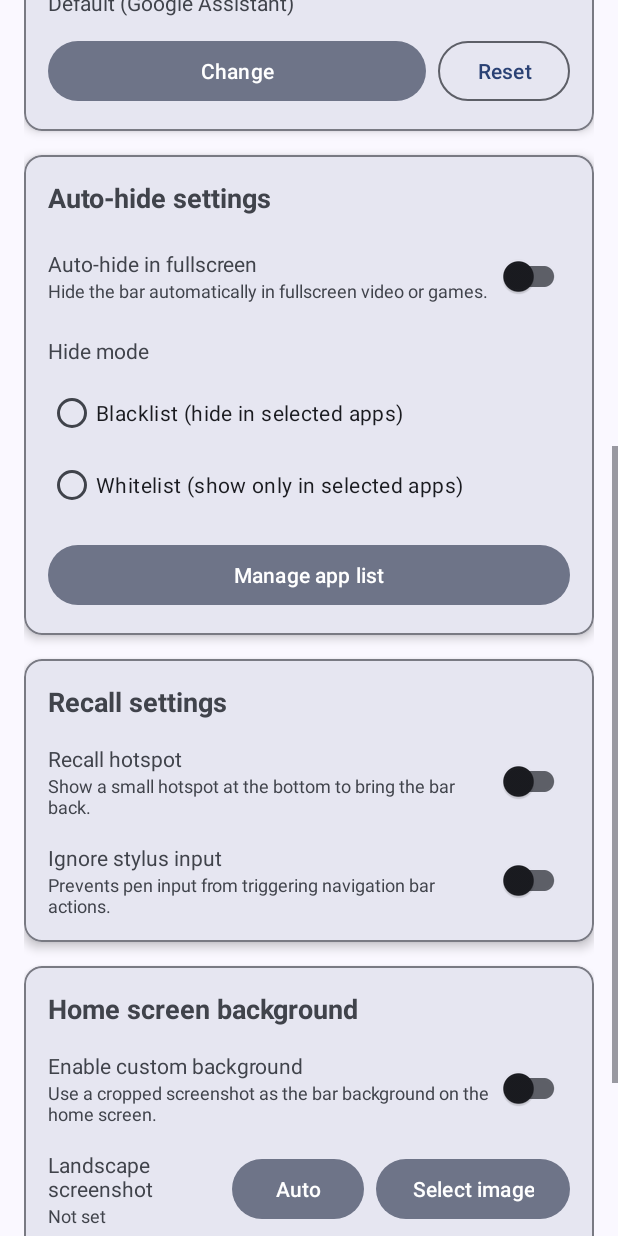
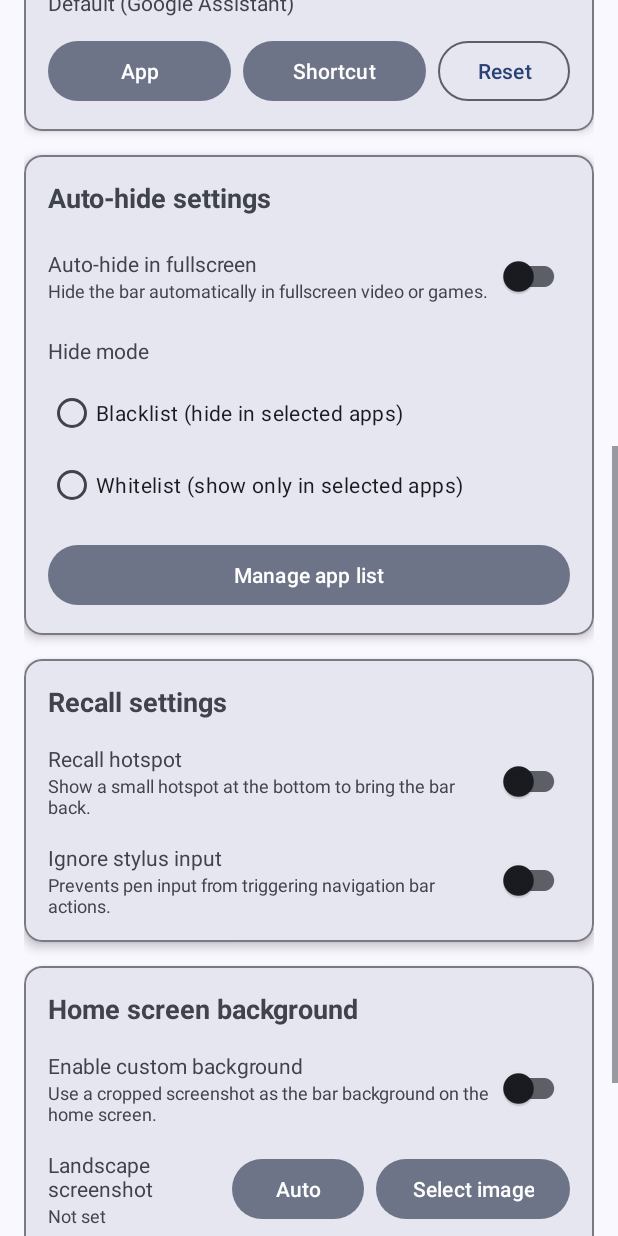
Before and after one commit to iMasterProX/UltraNavbar, an Android app: the layout activity_main.xml on its own in the app's theme, with its tools: preview values and no code run, scrolled down 576 dp, on a phone screen of 412 x 824 dp. Run offline under Robolectric (Android 15) with nearby library versions, the phone set to English and light mode, and no system bars.

Commit message:
Add voice assistant mode and shortcut support for home long-press
- Fix Google Assistant to use VOICE_ASSIST action for voice-ready mode
  instead of just opening the Google app
- Add fallback chain: VOICE_ASSIST -> VOICE_COMMAND -> ACTION_ASSIST
- Add shortcut selection support alongside app selection
- Store shortcuts as intent URIs with "shortcut:" prefix
- Update UI with separate App and Shortcut buttons
- Add shortcutName property to SettingsManager for display

```diff
--- a/app/src/main/java/com/minsoo/ultranavbar/settings/SettingsManager.kt
+++ b/app/src/main/java/com/minsoo/ultranavbar/settings/SettingsManager.kt
@@ -18,6 +18,7 @@ class SettingsManager private constructor(context: Context) {
         private const val KEY_HOME_BG_ENABLED = "home_bg_enabled"
         private const val KEY_IGNORE_STYLUS = "ignore_stylus"
         private const val KEY_LONG_PRESS_ACTION = "long_press_action"
+        private const val KEY_SHORTCUT_NAME = "shortcut_name"
         private const val KEY_BATTERY_OPT_REQUESTED = "battery_opt_requested"
         private const val KEY_PREVIEW_FILTER_OPACITY = "preview_filter_opacity"
         private const val KEY_APP_LIST = "app_list" // 저장된 앱 목록 (패키지명 set)
@@ -73,6 +74,10 @@ class SettingsManager private constructor(context: Context) {
         get() = prefs.getString(KEY_LONG_PRESS_ACTION, null)
         set(value) = prefs.edit().putString(KEY_LONG_PRESS_ACTION, value).apply()
 
+    var shortcutName: String?
+        get() = prefs.getString(KEY_SHORTCUT_NAME, null)
+        set(value) = prefs.edit().putString(KEY_SHORTCUT_NAME, value).apply()
+
     var batteryOptRequested: Boolean
         get() = prefs.getBoolean(KEY_BATTERY_OPT_REQUESTED, false)
         set(value) = prefs.edit().putBoolean(KEY_BATTERY_OPT_REQUESTED, value).apply()
--- a/app/src/main/res/layout-sw600dp/activity_main.xml
+++ b/app/src/main/res/layout-sw600dp/activity_main.xml
@@ -221,7 +221,16 @@
                             android:layout_width="0dp"
                             android:layout_height="wrap_content"
                             android:layout_weight="1"
-                            android:text="@string/long_press_action_change" />
+                            android:text="@string/long_press_action_app" />
+
+                        <com.google.android.material.button.MaterialButton
+                            android:id="@+id/btnSelectShortcut"
+                            style="@style/Widget.Material3.Button.TonalButton"
+                            android:layout_width="0dp"
+                            android:layout_height="wrap_content"
+                            android:layout_weight="1"
+                            android:layout_marginStart="8dp"
+                            android:text="@string/long_press_action_shortcut" />
 
                         <com.google.android.material.button.MaterialButton
                             android:id="@+id/btnResetLongPressAction"
--- a/app/src/main/res/layout-w600dp/activity_main.xml
+++ b/app/src/main/res/layout-w600dp/activity_main.xml
@@ -211,7 +211,16 @@
                             android:layout_width="0dp"
                             android:layout_height="wrap_content"
                             android:layout_weight="1"
-                            android:text="@string/long_press_action_change" />
+                            android:text="@string/long_press_action_app" />
+
+                        <com.google.android.material.button.MaterialButton
+                            android:id="@+id/btnSelectShortcut"
+                            style="@style/Widget.Material3.Button.TonalButton"
+                            android:layout_width="0dp"
+                            android:layout_height="wrap_content"
+                            android:layout_weight="1"
+                            android:layout_marginStart="8dp"
+                            android:text="@string/long_press_action_shortcut" />
 
                         <com.google.android.material.button.MaterialButton
                             android:id="@+id/btnResetLongPressAction"
--- a/app/src/main/res/layout/activity_main.xml
+++ b/app/src/main/res/layout/activity_main.xml
@@ -202,7 +202,16 @@
                         android:layout_width="0dp"
                         android:layout_height="wrap_content"
                         android:layout_weight="1"
-                        android:text="@string/long_press_action_change" />
+                        android:text="@string/long_press_action_app" />
+
+                    <com.google.android.material.button.MaterialButton
+                        android:id="@+id/btnSelectShortcut"
+                        style="@style/Widget.Material3.Button.TonalButton"
+                        android:layout_width="0dp"
+                        android:layout_height="wrap_content"
+                        android:layout_weight="1"
+                        android:layout_marginStart="8dp"
+                        android:text="@string/long_press_action_shortcut" />
 
                     <com.google.android.material.button.MaterialButton
                         android:id="@+id/btnResetLongPressAction"
--- a/app/src/main/res/values/strings.xml
+++ b/app/src/main/res/values/strings.xml
@@ -61,8 +61,11 @@
 
     <string name="long_press_action_title">Home long-press action</string>
     <string name="long_press_action_default">Default (Google Assistant)</string>
-    <string name="long_press_action_change">Change</string>
+    <string name="long_press_action_app">App</string>
+    <string name="long_press_action_shortcut">Shortcut</string>
     <string name="long_press_action_reset">Reset</string>
+    <string name="shortcut_selected">Shortcut selected: %s</string>
+    <string name="shortcut_not_available">Shortcut not available.</string>
     <string name="ignore_stylus_title">Ignore stylus input</string>
     <string name="ignore_stylus_summary">Prevents pen input from triggering navigation bar actions.</string>
     <string name="auto_button_label">Auto</string>
```
Also changed, not shown: app/src/main/java/com/minsoo/ultranavbar/MainActivity.kt (+48 -3 lines), app/src/main/java/com/minsoo/ultranavbar/service/NavBarAccessibilityService.kt (+70 -12 lines).
